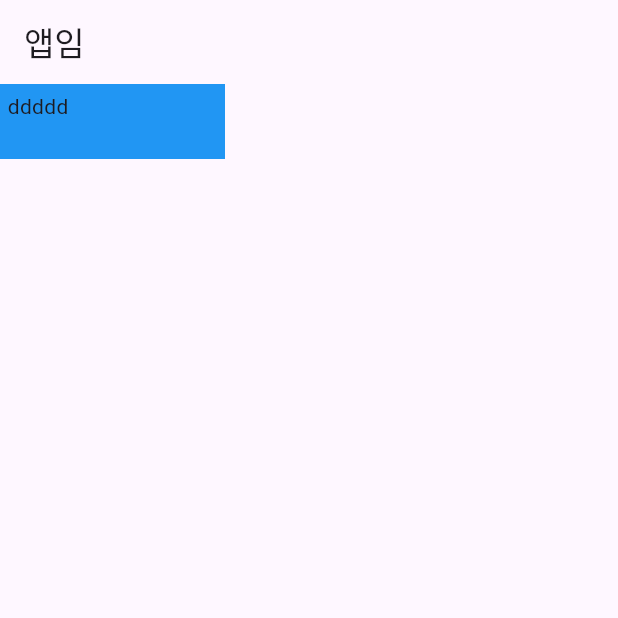
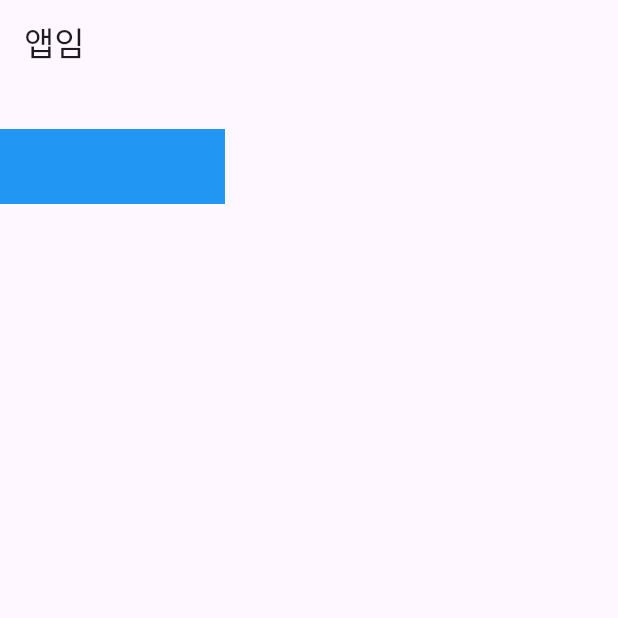
Before and after one commit to ddanu112/flutter-applecoding-study, a Flutter app: the screen it shows after launch, on a phone screen of 412 x 824 dp, the top half of it. Run offline on Flutter 3.47's test engine with Material 3 defaults, Android fonts, the phone set to English and light mode, and no system bars.

Commit message:
magin 세부사항

```diff
--- a/lib/main.dart
+++ b/lib/main.dart
@@ -14,8 +14,8 @@ class MyApp extends StatelessWidget {
         appBar: AppBar( title: Text('앱임')),
         body: Container(
           width: 150, height: 50, color: Colors.blue,
-          padding: EdgeInsets.all(5),
-          child: Text('ddddd')
+          margin: EdgeInsets.fromLTRB(0, 30, 0, 0)
+
 
         )
       )
```
